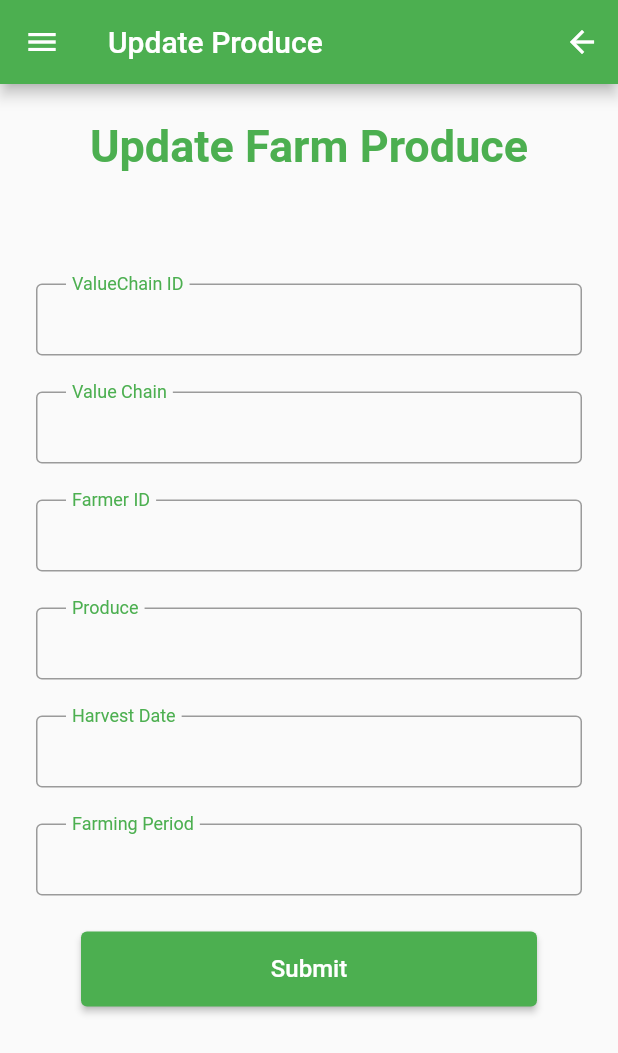
After one commit to Muhoti/Kirinyaga_Agribusiness, a Flutter app: the Produce screen opened directly, on a phone screen of 412 x 824 dp. The commit adds this screen. Shown: the top 1053 px of the screen. Run offline on Flutter 3.47's test engine with Material 2 defaults, Android fonts, the phone set to English and light mode, and no system bars; our stand-ins replace email_validator, flutter_secure_storage, loading_animation_widget; accounts and stored records are empty.

Commit message:
begun farmer information

```diff
--- a/lib/Pages/FarmerHome.dart
+++ b/lib/Pages/FarmerHome.dart
@@ -5,9 +5,12 @@ import 'package:flutter/material.dart';
 import 'package:flutter_secure_storage/flutter_secure_storage.dart';
 import 'package:kirinyaga_agribusiness/Pages/EnumeratorHome.dart';
 import 'package:kirinyaga_agribusiness/Pages/FarmerDetails.dart';
+import 'package:kirinyaga_agribusiness/Pages/Produce.dart';
 import 'package:kirinyaga_agribusiness/Pages/SupervisorHome.dart';
+import 'package:kirinyaga_agribusiness/Scroll/ScrollController.dart';
 import '../Components/NavigationDrawer2.dart';
 import 'package:http/http.dart' as http;
+import '../Components/SubmitButton.dart';
 import '../Components/Utils.dart';
 
 class FarmerHome extends StatefulWidget {
@@ -127,6 +130,24 @@ class _FarmerHomeState extends State<FarmerHome> {
                 "Summary of Production",
                 style: TextStyle(fontSize: 28, color: Colors.green),
               )),
+
+            ),
+            // const Flexible(
+            //   flex: 1,
+            //   fit: FlexFit.tight,
+            //   child: InfiniteScrollPaginatorDemo(
+            //     id: "id",
+            //     status: "status",
+            //     active: "active",
+            //   )),
+            SubmitButton(
+              label: "Update Produce",
+              onButtonPressed: () async {
+                Navigator.pushReplacement(
+                        context,
+                        MaterialPageRoute(
+                            builder: (_) => const Produce()));
+              },
             ),
           ],
         ),
--- a/lib/Pages/Login.dart
+++ b/lib/Pages/Login.dart
@@ -3,7 +3,6 @@ import 'dart:async';
 import 'package:flutter/material.dart';
 import 'package:kirinyaga_agribusiness/Pages/FarmerLogin.dart';
 import 'package:kirinyaga_agribusiness/Pages/StaffLogin.dart';
-
 import '../Components/NavigationDrawer2.dart';
 
 class Login extends StatefulWidget {
--- /dev/null
+++ b/lib/Pages/Produce.dart
@@ -0,0 +1,213 @@
+// ignore_for_file: prefer_typing_uninitialized_variables
+
+import 'dart:async';
+import 'dart:convert';
+
+import 'package:flutter/material.dart';
+import 'package:flutter_secure_storage/flutter_secure_storage.dart';
+import 'package:kirinyaga_agribusiness/Components/MyTextInput.dart';
+import 'package:kirinyaga_agribusiness/Components/NavigationDrawer2.dart';
+import 'package:kirinyaga_agribusiness/Components/SubmitButton.dart';
+import 'package:kirinyaga_agribusiness/Components/TextLarge.dart';
+import 'package:kirinyaga_agribusiness/Components/TextOakar.dart';
+import 'package:kirinyaga_agribusiness/Pages/FarmerHome.dart';
+import 'package:kirinyaga_agribusiness/Pages/Home.dart';
+import 'package:loading_animation_widget/loading_animation_widget.dart';
+import 'package:http/http.dart' as http;
+
+import '../Components/Utils.dart';
+
+class Produce extends StatefulWidget {
+  const Produce({super.key});
+
+  @override
+  State<Produce> createState() => _ProduceState();
+}
+
+class _ProduceState extends State<Produce> {
+  String valueChainID = '';
+  String valueChain = '';
+  String farmerID = '';
+  String produce = '';
+  String harvestDate = '';
+  String farmingPeriod = '';
+  String error = '';
+  var isLoading;
+  final storage = const FlutterSecureStorage();
+
+  @override
+  Widget build(BuildContext context) {
+    return Scaffold(
+      appBar: AppBar(
+        title: const Text("Update Produce"),
+        actions: [
+          Align(
+            alignment: Alignment.centerRight,
+            child: IconButton(
+              onPressed: ()=>Navigator.of(context).pop(),
+              icon: const Icon(Icons.arrow_back),
+            ),
+          ),
+        ],
+        backgroundColor: Colors.green,
+      ),
+      drawer: const Drawer(child: NavigationDrawer2()),
+      body: SingleChildScrollView(
+        child: Form(
+          child: Center(
+            child: Column(
+              mainAxisAlignment: MainAxisAlignment.center,
+              crossAxisAlignment: CrossAxisAlignment.center,
+              children: [
+                const TextLarge(
+                  label: "Update Farm Produce",
+                ),
+               TextOakar(label: error),
+
+                MyTextInput(
+                    title: "ValueChain ID",
+                    value: " ",
+                    onSubmit: (value) {
+                      setState(() {
+                        valueChainID = value;
+                      });
+                    }),
+                MyTextInput(
+                    title: "Value Chain",
+                    value: " ",
+                    onSubmit: (value) {
+                      setState(() {
+                        valueChain = value;
+                      });
+                    }),
+                MyTextInput(
+                    title: "Farmer ID",
+                    value: " ",
+                    onSubmit: (value) {
+                      setState(() {
+                        farmerID = value;
+                      });
+                    }),
+                MyTextInput(
+                    title: "Produce",
+                    value: " ",
+                    onSubmit: (value) {
+                      setState(() {
+                        produce = value;
+                      });
+                    }),
+                MyTextInput(
+                    title: "Harvest Date",
+                    value: " ",
+                    onSubmit: (value) {
+                      setState(() {
+                        harvestDate = value;
+                      });
+                    }),
+                MyTextInput(
+                    title: "Farming Period",
+                    value: "",
+                    onSubmit: (value) {
+                      setState(() {
+                        farmingPeriod = value;
+                      });
+                    }),
+                SubmitButton(
+                  label: "Submit",
+                  onButtonPressed: () async {
+                    setState(() {
+                      isLoading = LoadingAnimationWidget.staggeredDotsWave(
+                        color: Colors.green,
+                        size: 100,
+                      );
+                    });
+                    var res = await postProduce(valueChainID, valueChain, farmerID,
+                        produce, harvestDate, farmingPeriod);
+
+                    setState(() {
+                      isLoading = null;
+                      if (res.error == null) {
+                        error = res.success;
+                      } else {
+                        error = res.error;
+                      }
+                    });
+
+                    if (res.error == null) {
+                      await storage.write(key: 'erjwt', value: res.token);
+                      Timer(const Duration(seconds: 2), () {
+                        Navigator.pushReplacement(
+                            context,
+                            MaterialPageRoute(
+                                builder: (context) => const FarmerHome()));
+                      });
+                    }
+                  },
+                ),
+              ],
+            ),
+          ),
+        ),
+      ),
+    );
+  }
+}
+
+Future<Message> postProduce(String valueChainID, String valueChain, String farmerID,
+    String produce, String harvestDate, String farmingPeriod) async {
+  print("mango");
+  print(valueChainID);
+  if (valueChainID.isEmpty || valueChain.isEmpty || farmerID.isEmpty || produce.isEmpty || harvestDate.isEmpty || farmingPeriod.isEmpty) {
+    return Message(token: null, success: null, error: "Please fill all inputs!");
+  }
+
+
+  final response = await http.post(
+    Uri.parse("${getUrl()}valuechainproduce"),
+    headers: <String, String>{
+      'Content-Type': 'application/json; charset=UTF-8',
+    },
+    body: jsonEncode(<String, String>{
+      'ValueChainID': valueChainID,
+      'ValueChain': valueChain,
+      'FarmerID': farmerID,
+      'Produce': produce,
+      'HarvestDate': harvestDate,
+      'FarmingPeriod': farmingPeriod,
+    }),
+  );
+
+  if (response.statusCode == 200 || response.statusCode == 203) {
+    // If the server did return a 200 OK response,
+    // then parse the JSON.
+    return Message.fromJson(jsonDecode(response.body));
+  } else {
+    // If the server did not return a 200 OK response,
+    // then throw an exception.
+    return Message(
+      token: null,
+      success: null,
+      error: "Connection to server failed!",
+    );
+  }
+}
+
+class Message {
+  var token;
+  var success;
+  var error;
+
+  Message({
+    required this.token,
+    required this.success,
+    required this.error,
+  });
+
+  factory Message.fromJson(Map<String, dynamic> json) {
+    return Message(
+      token: json['token'],
+      success: json['success'],
+      error: json['error'],
+    );
+  }
+}
```
Also changed, not shown: lib/Components/NavigationDrawer2.dart (+26 -0 lines), lib/Pages/FarmerInfo.dart (added, +212 -0 lines), lib/Scroll/ScrollController.dart (added, +114 -0 lines).
